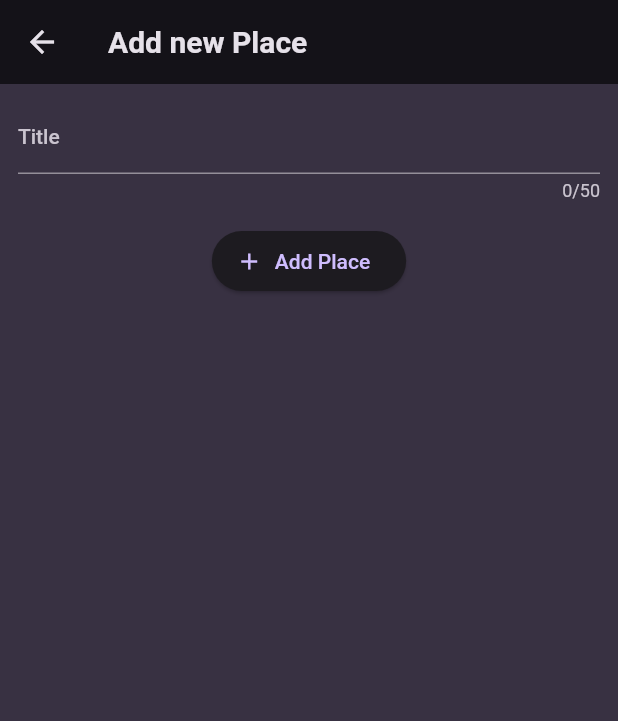
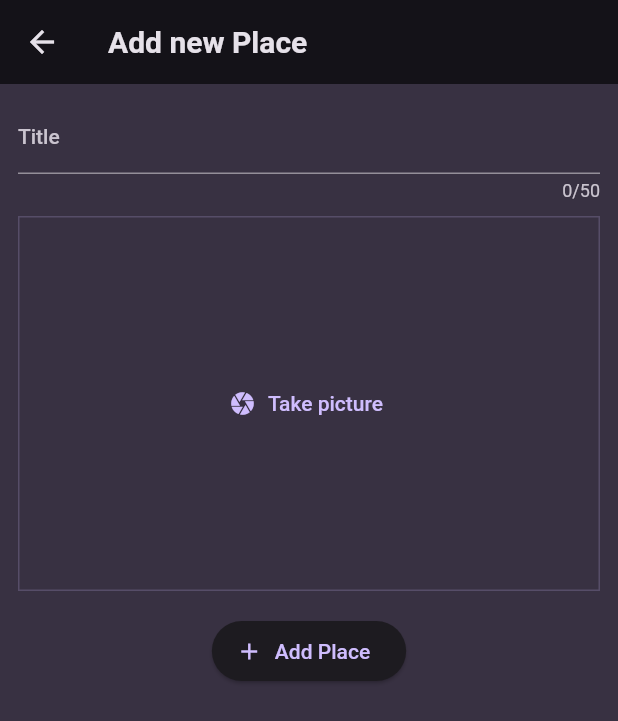
Before and after one commit to NadyaShevtsova/flutter_favourite_places, a Flutter app: the AddPlaceScreen screen opened directly, on a phone screen of 412 x 824 dp. Shown: the top 721 px of the screen. Run offline on Flutter 3.47's test engine with Material 2 defaults, Android fonts, the phone set to English and light mode, and no system bars; our stand-ins replace flutter_riverpod, google_fonts.

Commit message:
240. Adding a 'Pick an Image' Input

```diff
--- a/lib/screens/add_place.dart
+++ b/lib/screens/add_place.dart
@@ -1,6 +1,7 @@
 import 'package:flutter/material.dart';
 import 'package:flutter_riverpod/flutter_riverpod.dart';
 
+import 'package:favourite_places/widgets/image_input.dart';
 import 'package:favourite_places/providers/user_places.dart';
 
 class AddPlaceScreen extends ConsumerStatefulWidget {
@@ -51,6 +52,9 @@ class _AddPlaceScreenState extends ConsumerState<AddPlaceScreen> {
               style:
                   TextStyle(color: Theme.of(context).colorScheme.onBackground),
             ),
+            const SizedBox(height: 10),
+            // image input
+            ImageInput(),
             const SizedBox(height: 16),
             ElevatedButton.icon(
               onPressed: _savePlace,
--- /dev/null
+++ b/lib/widgets/image_input.dart
@@ -0,0 +1,36 @@
+import 'package:flutter/material.dart';
+
+class ImageInput extends StatefulWidget {
+  const ImageInput({super.key});
+
+  @override
+  State<ImageInput> createState() {
+    return _ImageInputState();
+  }
+}
+
+class _ImageInputState extends State<ImageInput> {
+  void _takePicture() {
+
+  }
+
+  @override
+  Widget build(BuildContext context) {
+    return Container(
+      decoration: BoxDecoration(
+        border: Border.all(
+          width: 1,
+          color: Theme.of(context).colorScheme.primary.withOpacity(0.2),
+        ),
+      ),
+      height: 250,
+      width: double.infinity,
+      alignment: Alignment.center,
+      child: TextButton.icon(
+        icon: const Icon(Icons.camera),
+        label: const Text('Take picture'),
+        onPressed: _takePicture,
+      ),
+    );
+  }
+}
```
